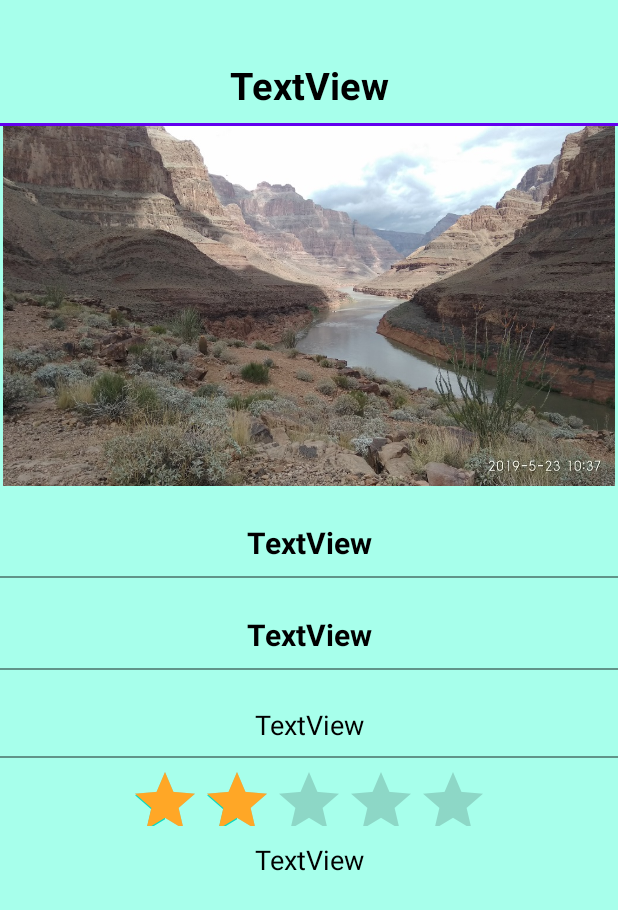
After one commit to Ardelean-Claudiu-Andrei/My-Travel-Journal, an Android app: the layout fragment_test_details.xml on its own in the app's theme, with its tools: preview values and no code run, on a phone screen of 412 x 824 dp. The commit adds this screen. Shown: the top 910 px of the screen. Run offline under Robolectric (Android 15) with nearby library versions, the phone set to English and light mode, and no system bars.

Commit message:
crapa cand dai pe o locatie

```diff
--- a/app/src/main/java/com/example/myapplicationnavdrawertest/ui/home/DetailsFragment.kt
+++ b/app/src/main/java/com/example/myapplicationnavdrawertest/ui/home/DetailsFragment.kt
@@ -83,7 +83,7 @@ class DetailsFragment : Fragment(), OnMapReadyCallback {
 
             val locationImage = view.findViewById<ImageView>(R.id.location_imageV)
             locationImage.setImageResource(imageResId)
-//            fetchWeatherData(locationName)
+            fetchWeatherData(locationName)
 
             val locationEditText = view.findViewById<EditText>(R.id.location_ET)
             locationEditText.setText(locationName)
@@ -138,26 +138,26 @@ class DetailsFragment : Fragment(), OnMapReadyCallback {
         val photoRecyclerView: RecyclerView = view.findViewById(R.id.photo_grid_recycler_view)
 
 
-//        val location = arguments?.getParcelable<Locations>("selectedLocation")
-//        if (location != null) {
-//            val photoList: List<PhotoModel> = retrievePhotoList(location.name)
-//            val adapter = PhotoGridAdapter(photoList)
-//            photoRecyclerView.adapter = adapter
-//        }
+        val location = arguments?.getParcelable<Locations>("selectedLocation")
+        if (location != null) {
+            val photoList: List<PhotoModel> = retrievePhotoList(location.name)
+            val adapter = PhotoGridAdapter(photoList)
+            photoRecyclerView.adapter = adapter
+        }
 
 //        val selectedLocation = arguments?.getParcelable<com.example.myapplicationnavdrawertest.Locations>("selectedLocation")
-//        if (selectedLocation != null) {
-//            val favoriteToggleButton = view.findViewById<ToggleButton>(R.id.favorite_toggle_button)
-//            favoriteToggleButton.isChecked = selectedLocation.isFavorite
-//
-//            favoriteToggleButton.setOnCheckedChangeListener { _, isChecked ->
-//                selectedLocation.isFavorite = isChecked
-//                updateToggleButtonStyle(favoriteToggleButton, isChecked)
-//            }
-//
-//            // Initially update the button style based on the isFavorite state
-//            updateToggleButtonStyle(favoriteToggleButton, selectedLocation.isFavorite)
-//        }
+        if (selectedLocation != null) {
+            val favoriteToggleButton = view.findViewById<ToggleButton>(R.id.favorite_toggle_button)
+            favoriteToggleButton.isChecked = selectedLocation.isFavorite
+
+            favoriteToggleButton.setOnCheckedChangeListener { _, isChecked ->
+                selectedLocation.isFavorite = isChecked
+                updateToggleButtonStyle(favoriteToggleButton, isChecked)
+            }
+
+            // Initially update the button style based on the isFavorite state
+            updateToggleButtonStyle(favoriteToggleButton, selectedLocation.isFavorite)
+        }
 
     }
 
@@ -193,9 +193,9 @@ class DetailsFragment : Fragment(), OnMapReadyCallback {
     override fun onMapReady(googleMap: GoogleMap) {
         mGoogleMap = googleMap
         val selectedLocation = arguments?.getParcelable<Locations>("selectedLocation")
-//        if (selectedLocation != null) {
-//            showLocationOnMap(selectedLocation)
-//        }
+        if (selectedLocation != null) {
+            showLocationOnMap(selectedLocation)
+        }
 
 
     }
--- /dev/null
+++ b/app/src/main/res/layout/fragment_test_details.xml
@@ -0,0 +1,106 @@
+<?xml version="1.0" encoding="utf-8"?>
+<LinearLayout xmlns:android="http://schemas.android.com/apk/res/android"
+    xmlns:app="http://schemas.android.com/apk/res-auto"
+    xmlns:tools="http://schemas.android.com/tools"
+    android:id="@+id/second"
+    android:layout_width="match_parent"
+    android:layout_height="match_parent"
+    android:orientation="vertical"
+    android:background="@color/primaryColor"
+    tools:context=".DetailsFragment">
+
+    <com.google.android.material.textfield.TextInputLayout
+        android:id="@+id/location_IL"
+        android:layout_width="match_parent"
+        android:layout_height="wrap_content"
+        app:boxBackgroundColor="@color/primaryColor">
+
+        <EditText
+            android:id="@+id/location_ET"
+            style="@style/bigTextView"
+            android:inputType="text"
+            android:maxLength="30"
+            android:layout_marginTop="15dp"
+            android:text="TextView"    />
+
+    </com.google.android.material.textfield.TextInputLayout>
+
+
+    <ImageView
+        android:id="@+id/location_imageV"
+        android:layout_width="match_parent"
+        android:layout_height="240dp"
+        android:paddingLeft="2dp"
+        android:paddingRight="2dp"
+        android:scaleType="fitXY"
+        app:srcCompat="@drawable/grandcanyon" />
+
+    <com.google.android.material.textfield.TextInputLayout
+        android:id="@+id/cityAndState_IL"
+        android:layout_width="match_parent"
+        android:layout_height="wrap_content"
+        app:boxBackgroundColor="@color/primaryColor">
+
+        <EditText
+            android:id="@+id/cityAndState_ET"
+            style="@style/normalTextView"
+            android:inputType="text"
+            android:maxLength="30"
+            android:text="TextView"  />
+
+    </com.google.android.material.textfield.TextInputLayout>
+
+    <com.google.android.material.textfield.TextInputLayout
+        android:id="@+id/country_IL"
+        android:layout_width="match_parent"
+        android:layout_height="wrap_content"
+        app:boxBackgroundColor="@color/primaryColor">
+
+        <EditText
+            android:id="@+id/country_ET"
+            style="@style/normalTextView"
+            android:inputType="text"
+            android:maxLength="30"
+            android:text="TextView" />
+
+    </com.google.android.material.textfield.TextInputLayout>
+
+    <com.google.android.material.textfield.TextInputLayout
+        android:id="@+id/visitDate_IL"
+        android:layout_width="match_parent"
+        android:layout_height="wrap_content"
+        app:boxBackgroundColor="@color/primaryColor">
+
+        <EditText
+            android:id="@+id/visitDate_ET"
+            style="@style/smallTextView"
+            android:focusable="false"
+            android:inputType="date"
+            android:maxLines="1"
+            android:text="TextView"
+            />
+
+    </com.google.android.material.textfield.TextInputLayout>
+
+
+    <RatingBar
+        android:id="@+id/ratingBar"
+        style="@style/RatingBar"
+        android:layout_width="wrap_content"
+        android:layout_height="40dp"
+        android:numStars="5"
+        android:rating="2"
+        android:stepSize="0.5"
+        android:layout_gravity="center"
+        android:layout_marginBottom="10dp"
+        android:layout_marginTop="5dp" />
+
+    <TextView
+        android:id="@+id/rating_textV"
+        style="@style/smallTextView"
+        android:text="TextView" />
+
+
+
+
+</LinearLayout>
```
